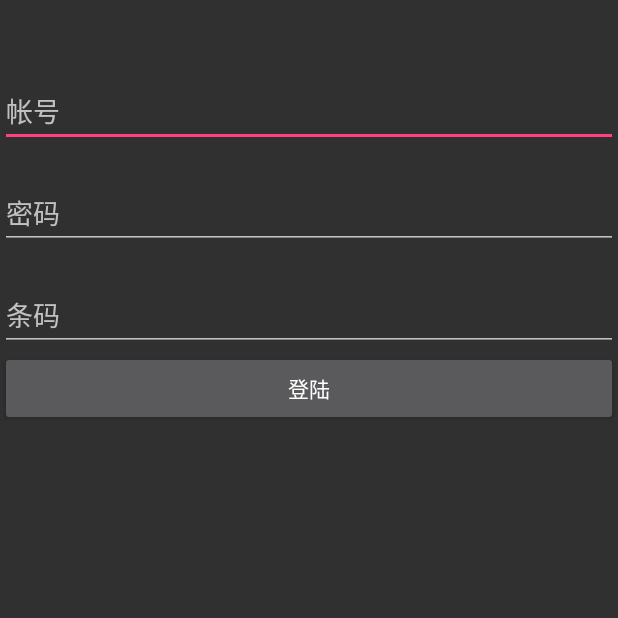
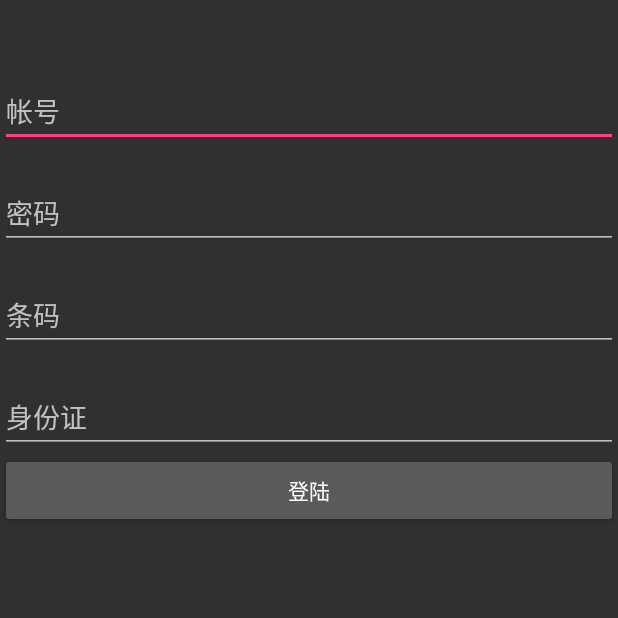
Before and after one commit to engine100/Validator, an Android app: the screen it shows after launch (LoginActivity), on a phone screen of 412 x 824 dp, the top half of it. Run offline under Robolectric (Android 15) with nearby library versions, the phone set to English and light mode, and no system bars.

Commit message:
修改demo演示

```diff
--- a/app/src/main/java/com/engine100/validator/demo/UserNameCheckContainer.java
+++ b/app/src/main/java/com/engine100/validator/demo/UserNameCheckContainer.java
@@ -26,7 +26,7 @@ public class UserNameCheckContainer extends CheckContainer<EditText> {
 		CheckedResult result = new CheckedResult();
 		String name = getValue();
 		if (!name.equals("zcc")) {
-			result.setResult(false, "用户名错误");
+			result.setResult(false, "用户名是zcc");
 		}
 
 		else {
--- a/app/src/main/java/com/engine100/validator/demo/UserPassCheckContainer.java
+++ b/app/src/main/java/com/engine100/validator/demo/UserPassCheckContainer.java
@@ -26,7 +26,7 @@ public class UserPassCheckContainer extends CheckContainer<EditText> {
 		CheckedResult result = new CheckedResult();
 		String name = getValue();
 		if (!name.equals("100")) {
-			result.setResult(false, "密码错误");
+			result.setResult(false, "密码是100");
 		} else {
 			result.setResult(true);
 		}
--- a/app/src/main/java/com/engine100/validator/demo/module/LoginActivity.java
+++ b/app/src/main/java/com/engine100/validator/demo/module/LoginActivity.java
@@ -10,13 +10,17 @@ import android.widget.Toast;
 import com.engine100.validator.check.CheckContainerManager;
 import com.engine100.validator.check.CheckedResult;
 import com.engine100.validator.common.ChinaIdCardContainer;
+import com.engine100.validator.demo.BarCodeCheckContainer;
 import com.engine100.validator.demo.R;
+import com.engine100.validator.demo.UserNameCheckContainer;
+import com.engine100.validator.demo.UserPassCheckContainer;
 
 public class LoginActivity extends Activity {
 
     private CheckContainerManager mCheckManager;
     private EditText mUserName;
     private EditText mUserPass;
+    private EditText mIdCard;
     private EditText mBar;
     private Button mLoginButton;
 
@@ -30,10 +34,11 @@ public class LoginActivity extends Activity {
         mUserPass = $(R.id.user_pass);
         mLoginButton = $(R.id.btn_login);
         mBar = $(R.id.bar);
-		//mCheckManager.addContainer(new UserNameCheckContainer(mUserName, null));
-		//mCheckManager.addContainer(new UserPassCheckContainer(mUserPass, null));
-		//mCheckManager.addContainer(new EmailCheckContainer(mBar));
-		mCheckManager.addContainer(new ChinaIdCardContainer(mBar) {
+        mIdCard = $(R.id.idcard);
+        mCheckManager.addContainer(new UserNameCheckContainer(mUserName, null));
+        mCheckManager.addContainer(new UserPassCheckContainer(mUserPass, null));
+        mCheckManager.addContainer(new BarCodeCheckContainer(mBar, null));
+        mCheckManager.addContainer(new ChinaIdCardContainer(mIdCard) {
             public String getErrorMsg() {
                 return "身份证不对";
             }
--- a/app/src/main/java/com/engine100/validator/demo/module/LoginCheckContainer.java
+++ b/app/src/main/java/com/engine100/validator/demo/module/LoginCheckContainer.java
@@ -28,11 +28,11 @@ public class LoginCheckContainer extends CheckContainer<Void> {
 		String name = nameTV.getText().toString();
 		String pass = passTV.getText().toString();
 		if (!name.equals("zcc")) {
-			result.setResult(false, "用户名错误");
+			result.setResult(false, "用户名zcc");
 		}
 
 		else if (!pass.equals("100")) {
-			result.setResult(false, "密码错误");
+			result.setResult(false, "密码100");
 		}
 
 		else {
--- a/app/src/main/res/layout/activity_main.xml
+++ b/app/src/main/res/layout/activity_main.xml
@@ -34,6 +34,15 @@
         android:layout_width="match_parent"
         android:layout_height="wrap_content" />
 
+    <View
+        android:layout_width="match_parent"
+        android:layout_height="20dp" />
+
+    <EditText
+        android:id="@+id/idcard"
+        android:hint="身份证"
+        android:layout_width="match_parent"
+        android:layout_height="wrap_content" />
     <Button
         android:id="@+id/btn_login"
         android:layout_width="match_parent"
```
Also changed, not shown: app/src/main/res/menu/menu_main.xml (deleted, +0 -10 lines). Lines whose indentation alone changed are shown as unchanged.
